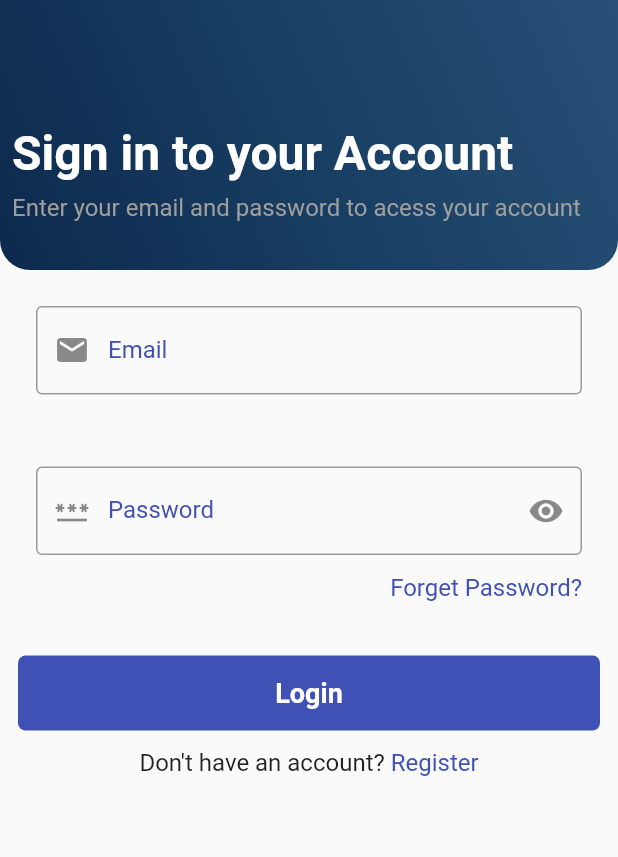
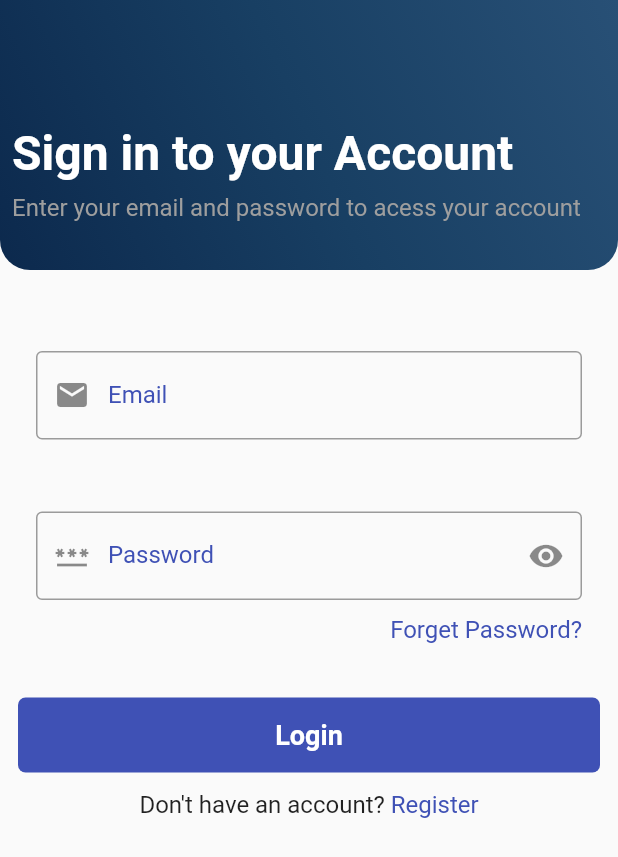
Before and after one commit to miguelloq/Tweet_App, a Flutter app: the screen it shows after launch, on a phone screen of 412 x 824 dp. Shown: the top 857 px of the screen. Run offline on Flutter 3.47's test engine with Material 2 defaults, Android fonts, the phone set to English and light mode, and no system bars; our stand-ins replace firebase_auth, firebase_core, flutter_mobx, mobx; missing offline and left inert: validatorless; accounts and stored records are empty; generated files the repository leaves out were written again.

Commit message:
Logic and View for Login finished

```diff
--- a/lib/src/features/auth/login/login_screen.dart
+++ b/lib/src/features/auth/login/login_screen.dart
@@ -1,7 +1,9 @@
 import 'package:flutter/gestures.dart';
 import 'package:flutter/material.dart';
+import 'package:mobx/mobx.dart';
 import 'package:tweet_app/src/features/auth/components/auth_button.dart';
-
+import 'package:tweet_app/src/features/auth/login/store/login_store.dart';
+import 'package:flutter_mobx/flutter_mobx.dart';
 import 'package:validatorless/validatorless.dart';
 
 import '../components/auth_header.dart';
@@ -14,7 +16,26 @@ class LoginScreen extends StatefulWidget {
 }
 
 class _LoginScreenState extends State<LoginScreen> {
+  late final LoginStore loginStore;
   final _formKey = GlobalKey<FormState>();
+
+  @override
+  void initState() {
+    loginStore = LoginStore();
+    autorun((_) {
+      if (loginStore.screenState == LoginState.error) {
+        ScaffoldMessenger.of(context).showSnackBar(
+          SnackBar(
+            content: Text('Authentication error: ${loginStore.errorMessage!}'),
+          ),
+        );
+      }
+    });
+    when((_) => loginStore.screenState == LoginState.success, () {
+      Navigator.pushReplacementNamed(context, 'authCheck');
+    });
+    super.initState();
+  }
 
   @override
   Widget build(BuildContext context) {
@@ -28,6 +49,9 @@ class _LoginScreenState extends State<LoginScreen> {
                 title: 'Sign in to your Account',
                 subTitle: 'Enter your email and password to acess your account',
               ),
+              const SizedBox(
+                height: 30,
+              ),
               Padding(
                 padding: const EdgeInsets.all(24.0),
                 child: TextFormField(
@@ -39,11 +63,20 @@ class _LoginScreenState extends State<LoginScreen> {
                         TextStyle(color: Theme.of(context).primaryColor),
                     prefixIcon: const Icon(Icons.email),
                   ),
-                  validator: Validatorless.email('Email is not valid'),
-                  onChanged: (value) {},
+                  validator: Validatorless.multiple([
+                    Validatorless.required(
+                        'Validation error: The field is obligatory.'),
+                    Validatorless.email(
+                        'Validation error: The field requires an email address'),
+                  ]),
+                  onChanged: (value) {
+                    loginStore.loginModel =
+                        loginStore.loginModel.copyWith(email: value);
+                  },
                 ),
               ),
-              Padding(
+              Observer(
+                builder: (_) => Padding(
                   padding: const EdgeInsets.all(24.0),
                   child: Column(
                     crossAxisAlignment: CrossAxisAlignment.end,
@@ -57,15 +90,26 @@ class _LoginScreenState extends State<LoginScreen> {
                               TextStyle(color: Theme.of(context).primaryColor),
                           prefixIcon: const Icon(Icons.password),
                           suffixIcon: GestureDetector(
-                          onTap: () {},
+                            onTap: () {
+                              loginStore.changePasswordVisibility();
+                            },
                             child: const Icon(Icons.remove_red_eye),
                           ),
                         ),
-                      onChanged: (value) {},
+                        obscureText: loginStore.isPasswordFieldObscure,
+                        validator: Validatorless.multiple([
+                          Validatorless.required(
+                              'Validation error: The field is obligatory.'),
+                        ]),
+                        onChanged: (value) {
+                          loginStore.loginModel =
+                              loginStore.loginModel.copyWith(password: value);
+                        },
                       ),
-                    Padding(
-                      padding: const EdgeInsets.only(top: 12),
-                      child: GestureDetector(
+                      const SizedBox(
+                        height: 10,
+                      ),
+                      GestureDetector(
                         child: Text(
                           'Forget Password?',
                           style: TextStyle(
@@ -74,15 +118,26 @@ class _LoginScreenState extends State<LoginScreen> {
                           ),
                         ),
                       ),
-                    ),
                     ],
                   ),
                 ),
-              Padding(
+              ),
+              Observer(
+                builder: (_) => Padding(
                   padding: const EdgeInsets.all(12.0),
                   child: AuthButton(
-                  labelButton: 'Login',
-                  onTap: () {},
+                    labelButton: loginStore.screenState == LoginState.loading
+                        ? 'Loading'
+                        : 'Login',
+                    onTap: () {
+                      if (loginStore.screenState != LoginState.loading &&
+                          loginStore.screenState != LoginState.success) {
+                        if (_formKey.currentState!.validate()) {
+                          loginStore.loginAction();
+                        }
+                      }
+                    },
+                  ),
                 ),
               ),
               Text.rich(
@@ -94,7 +149,11 @@ class _LoginScreenState extends State<LoginScreen> {
                       text: ' Register',
                       style: TextStyle(
                           color: Theme.of(context).primaryColor, fontSize: 16),
-                      recognizer: TapGestureRecognizer()..onTap = () {},
+                      recognizer: TapGestureRecognizer()
+                        ..onTap = () {
+                          Navigator.pushReplacementNamed(
+                              context, 'authRegistration');
+                        },
                     ),
                   ],
                 ),
```
Also changed, not shown: lib/src/features/auth/login/store/login_store.dart (+46 -3 lines), lib/src/features/auth/login/store/login_store.g.dart (added). Lines whose indentation alone changed are shown as unchanged.
